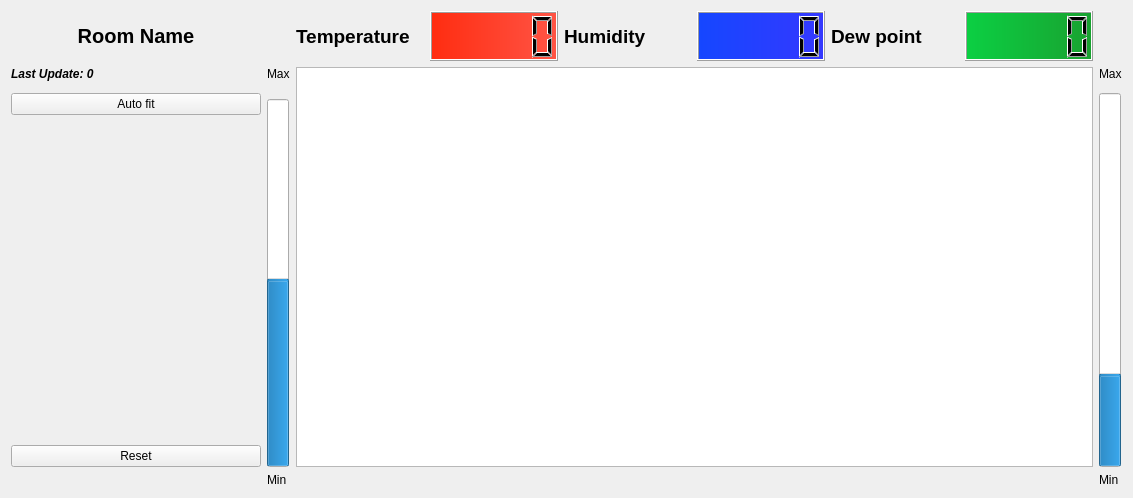
First picture: the form in COMET/QT_Designer_UI/environment_monitor.ui, repository Chilldose/COMET, before the edit.
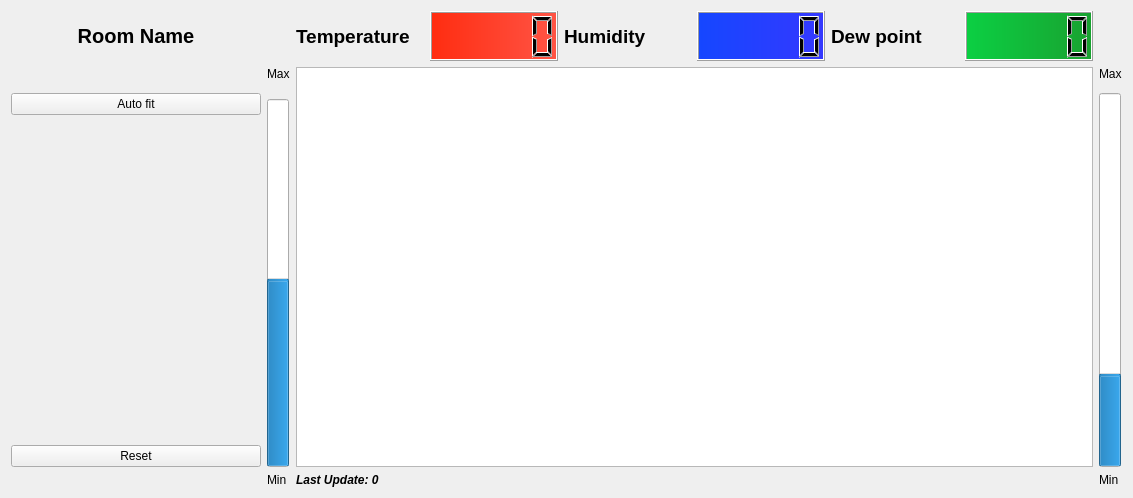
Second picture: the form after the edit. Custom widgets are drawn as their Qt base class.

```diff
--- a/COMET/QT_Designer_UI/environment_monitor.ui
+++ b/COMET/QT_Designer_UI/environment_monitor.ui
@@ -256,7 +256,7 @@
        </property>
       </widget>
      </item>
-     <item row="1" column="0">
+     <item row="5" column="2" colspan="6">
       <widget class="QLabel" name="last_update_label">
        <property name="font">
         <font>
```
